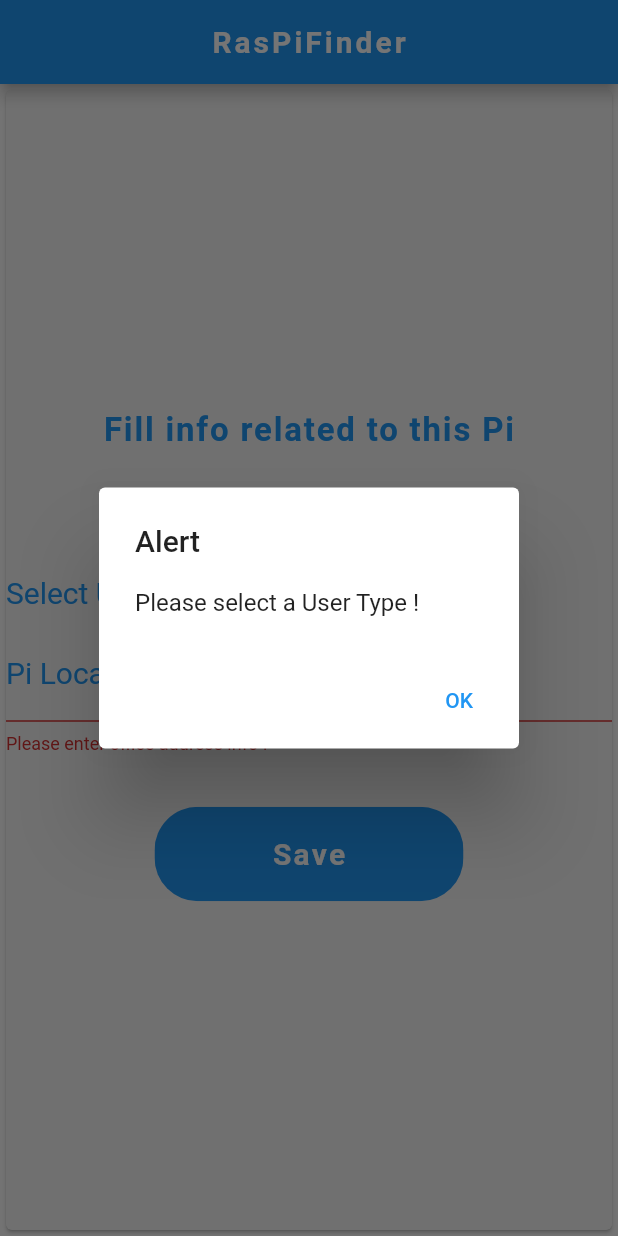
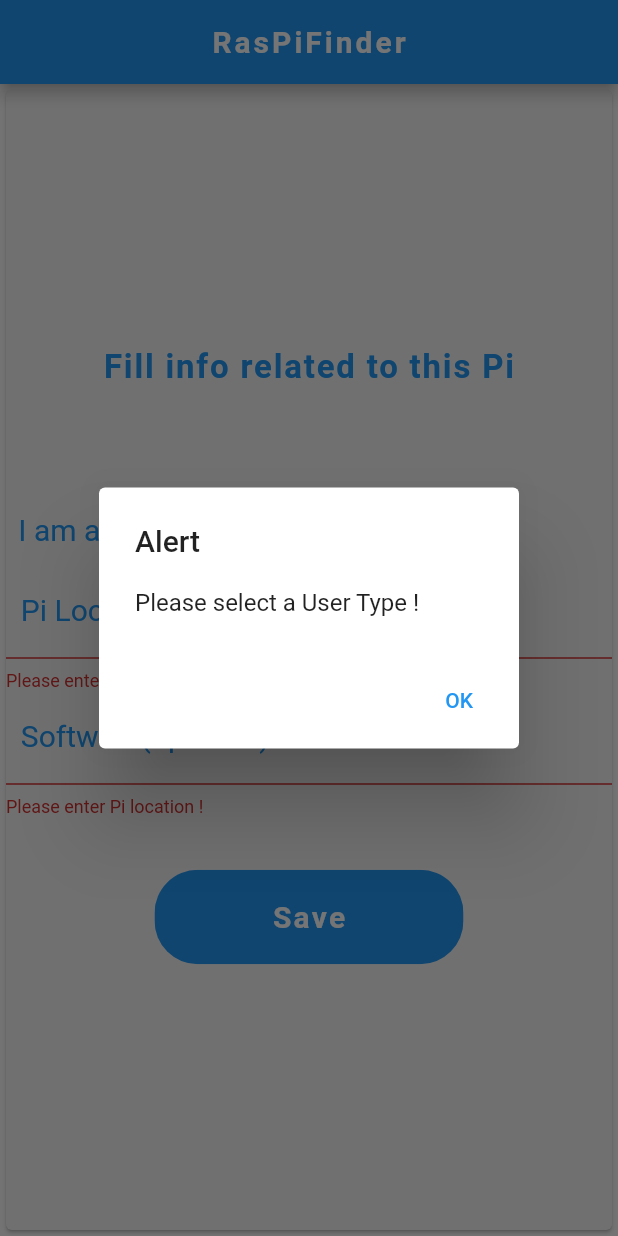
Before and after one commit to YouqinS/ADPProject-NokiaDC, a Flutter app: the AppUser screen opened directly, after a tap on "Save", on a phone screen of 412 x 824 dp. Run offline on Flutter 3.47's test engine with Material 2 defaults, Android fonts, the phone set to English and light mode, and no system bars; our stand-ins replace image_picker.

Commit message:
add software to PisUserInfo form
*user can fill the software info on the pi

```diff
--- a/RasPiFinder/lib/app_user/app_user.dart
+++ b/RasPiFinder/lib/app_user/app_user.dart
@@ -14,8 +14,8 @@ class AppUser extends StatefulWidget {
 
 class PiUserInfo extends State<AppUser> {
   final formKey = GlobalKey<FormState>();
-  String name, phone, address;
-  String userType = 'User Type';
+  String address, software;
+  String userType = 'Select :';
 
   @override
   Widget build(BuildContext context) {
@@ -29,6 +29,7 @@ class PiUserInfo extends State<AppUser> {
         appBar: piAppBar,
         body: Card(
           color: Colors.grey[100],
+          semanticContainer: true,
           child: Column(
             mainAxisAlignment: MainAxisAlignment.center,
             crossAxisAlignment: CrossAxisAlignment.center,
@@ -49,8 +50,9 @@ class PiUserInfo extends State<AppUser> {
               ),
               Row(
                 children: [
+                  SizedBox(width: size.width * 0.02,),
                   Text(
-                    'Select User Type : ',
+                    'I am a : ',
                     style: textStyle,
                   ),
                   SizedBox(width: size.width * 0.15,),
@@ -70,7 +72,7 @@ class PiUserInfo extends State<AppUser> {
                         validateUserTypeInput();
                       });
                     },
-                    items: <String>['User Type', 'Pi Finder', 'Pi Owner', 'Pi User']
+                    items: <String>['Select :', 'Pi Finder', 'Pi Owner', 'Pi User']
                         .map<DropdownMenuItem<String>>((String value) {
                       return DropdownMenuItem<String>(
                         value: value,
@@ -88,10 +90,18 @@ class PiUserInfo extends State<AppUser> {
                   children: <Widget>[
                     TextFormField(
                       decoration: InputDecoration(
-                        labelText: 'Pi Location/Address :',
+                        labelText: '  Pi Location/Address :',
                         labelStyle: textStyle,
                       ),
                       onSaved: (input) => address = input,
+                      validator: validateAddressInput,
+                    ),
+                    TextFormField(
+                      decoration: InputDecoration(
+                        labelText: '  Software(optional) :',
+                        labelStyle: textStyle,
+                      ),
+                      onSaved: (input) => software = input,
                       validator: validateAddressInput,
                     ),
                     SizedBox(height: size.height * 0.03),
@@ -113,31 +123,30 @@ class PiUserInfo extends State<AppUser> {
   }
 
   void submit(){
-    if (userType == 'User Type'){
+    if (userType == 'Select :'){
       showAlert();
     }
-    if(formKey.currentState.validate() && userType != 'User Type'){
+    if(formKey.currentState.validate() && userType != 'Select :'){
       formKey.currentState.save();
       //TODO get current GPS data and store to DB
       //TODO connect to DB to store user input
-      print(name);
-      print(phone);
+      print(userType);
+      print(software);
       print(address);
-      print(userType);
       navigateToPage(context, HomePage());
     }
   }
 
   String validateAddressInput(String address) {
     if (address.isEmpty) {
-      return 'Please enter office address info !';
+      return 'Please enter Pi location !';
     }
     return null;
   }
 
 
   void validateUserTypeInput() {
-    if (userType == 'User Type') {
+    if (userType == 'Select :') {
       showAlert();
     }
   }
```
